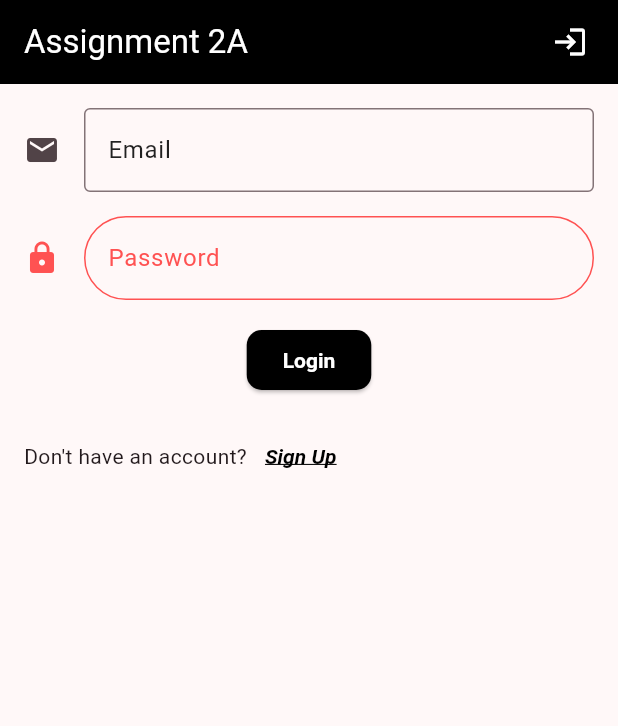
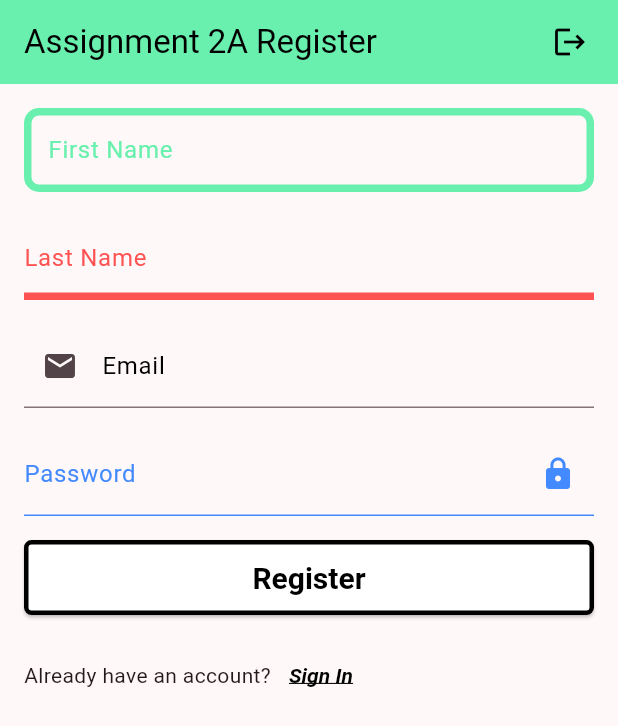
Before and after one commit to sulmanweb/flutter_assignment_2_a, a Flutter app: the screen it shows after launch, after a tap on "Sign Up", on a phone screen of 412 x 824 dp. Shown: the top 726 px of the screen. Run offline on Flutter 3.47's test engine with Material 2 defaults, Android fonts, the phone set to English and light mode, and no system bars.

Commit message:
Adding register screen and finalizing the assignment

```diff
--- a/lib/Screens/login.dart
+++ b/lib/Screens/login.dart
@@ -1,3 +1,4 @@
+import 'package:assignment_2_a/Screens/register.dart';
 import 'package:flutter/material.dart';
 
 class Login extends StatefulWidget {
@@ -13,15 +14,23 @@ class _LoginState extends State<Login> {
     return Scaffold(
       appBar: AppBar(
         title: const Text(
-          'Assignment 2A',
+          'Assignment 2A Login',
           style: TextStyle(color: Colors.white),
         ),
         backgroundColor: Colors.black,
+        automaticallyImplyLeading: false,
         actions: [
           Padding(
             padding: const EdgeInsets.all(8.0),
             child: IconButton(
-              onPressed: () {},
+              onPressed: () {
+                Navigator.push(
+                  context,
+                  MaterialPageRoute(
+                    builder: (context) => const Register(),
+                  ),
+                );
+              },
               icon: const Icon(Icons.login, color: Colors.white),
             ),
           ),
@@ -30,15 +39,17 @@ class _LoginState extends State<Login> {
       body: SingleChildScrollView(
         child: Padding(
           padding: const EdgeInsets.all(16.0),
-          child: Column(children: [
+          child: Column(
+            children: [
               // Email
               TextFormField(
+                cursorColor: Colors.black87,
                 decoration: const InputDecoration(
                   icon: Icon(Icons.email),
                   labelText: 'Email',
                   labelStyle: TextStyle(color: Colors.black87),
                   hintText: 'Enter your email',
-                border: OutlineInputBorder(
+                  enabledBorder: OutlineInputBorder(
                     borderSide: BorderSide(color: Colors.black87),
                   ),
                   focusedBorder: OutlineInputBorder(
@@ -57,6 +68,7 @@ class _LoginState extends State<Login> {
                   labelText: 'Password',
                   labelStyle: TextStyle(color: Colors.redAccent),
                   hintText: 'Enter your password',
+                  hintStyle: TextStyle(color: Colors.redAccent),
                   enabledBorder: OutlineInputBorder(
                     borderRadius: BorderRadius.all(Radius.circular(100)),
                     borderSide: BorderSide(color: Colors.redAccent),
@@ -89,7 +101,14 @@ class _LoginState extends State<Login> {
                 children: [
                   const Text("Don't have an account?"),
                   TextButton(
-                  onPressed: () {},
+                    onPressed: () {
+                      Navigator.push(
+                        context,
+                        MaterialPageRoute(
+                          builder: (context) => const Register(),
+                        ),
+                      );
+                    },
                     style: TextButton.styleFrom(
                       foregroundColor: Colors.black,
                       textStyle: const TextStyle(
@@ -103,7 +122,8 @@ class _LoginState extends State<Login> {
                 ],
               )
               // --Don't have an account
-          ]),
+            ],
+          ),
         ),
       ),
     );
--- /dev/null
+++ b/lib/Screens/register.dart
@@ -0,0 +1,192 @@
+import 'package:assignment_2_a/Screens/login.dart';
+import 'package:flutter/material.dart';
+
+class Register extends StatefulWidget {
+  const Register({super.key});
+
+  @override
+  State<Register> createState() => _RegisterState();
+}
+
+class _RegisterState extends State<Register> {
+  @override
+  Widget build(BuildContext context) {
+    return Scaffold(
+      appBar: AppBar(
+        title: const Text(
+          'Assignment 2A Register',
+          style: TextStyle(color: Colors.black),
+        ),
+        backgroundColor: Colors.greenAccent,
+        automaticallyImplyLeading: false,
+        actions: [
+          Padding(
+            padding: const EdgeInsets.all(8.0),
+            child: IconButton(
+              onPressed: () {
+                Navigator.push(
+                  context,
+                  MaterialPageRoute(
+                    builder: (context) => const Login(),
+                  ),
+                );
+              },
+              icon: const Icon(Icons.logout, color: Colors.black),
+            ),
+          ),
+        ],
+      ),
+      body: SingleChildScrollView(
+        child: Padding(
+          padding: const EdgeInsets.all(16.0),
+          child: Column(
+            children: [
+              // First Name
+              TextFormField(
+                style: const TextStyle(color: Colors.greenAccent),
+                cursorColor: Colors.greenAccent,
+                decoration: const InputDecoration(
+                  labelText: 'First Name',
+                  labelStyle: TextStyle(color: Colors.greenAccent),
+                  hintText: 'Enter your first name',
+                  hintStyle: TextStyle(color: Colors.greenAccent),
+                  enabledBorder: OutlineInputBorder(
+                    borderRadius: BorderRadius.all(Radius.circular(10.0)),
+                    borderSide: BorderSide(
+                      width: 5.0,
+                      color: Colors.greenAccent,
+                    ),
+                  ),
+                  focusedBorder: OutlineInputBorder(
+                    borderRadius: BorderRadius.all(Radius.circular(10.0)),
+                    borderSide: BorderSide(
+                      width: 5.0,
+                      color: Colors.greenAccent,
+                    ),
+                  ),
+                ),
+              ),
+              // --First Name
+              const SizedBox(height: 16),
+              // Last Name
+              TextFormField(
+                style: const TextStyle(color: Colors.redAccent),
+                cursorColor: Colors.redAccent,
+                decoration: const InputDecoration(
+                  labelText: 'Last Name',
+                  labelStyle: TextStyle(color: Colors.redAccent),
+                  hintText: 'Enter your last name',
+                  hintStyle: TextStyle(color: Colors.redAccent),
+                  enabledBorder: UnderlineInputBorder(
+                    borderSide: BorderSide(
+                      width: 5,
+                      color: Colors.redAccent,
+                    ),
+                  ),
+                  focusedBorder: UnderlineInputBorder(
+                    borderSide: BorderSide(
+                      width: 5,
+                      color: Colors.redAccent,
+                    ),
+                  ),
+                ),
+              ),
+              // --Last Name
+              const SizedBox(height: 16.0),
+              // Email
+              TextFormField(
+                cursorColor: Colors.black,
+                decoration: const InputDecoration(
+                  labelText: 'Email',
+                  labelStyle: TextStyle(color: Colors.black),
+                  hintText: 'Enter your email',
+                  prefixIcon: Icon(Icons.email),
+                  focusedBorder: UnderlineInputBorder(
+                    borderSide: BorderSide(color: Colors.black),
+                  ),
+                ),
+              ),
+              // --Email
+              const SizedBox(height: 16.0),
+              // Password
+              TextFormField(
+                obscureText: true,
+                obscuringCharacter: 'X',
+                cursorColor: Colors.blueAccent,
+                style: const TextStyle(color: Colors.blueAccent),
+                decoration: const InputDecoration(
+                  labelText: 'Password',
+                  labelStyle: TextStyle(color: Colors.blueAccent),
+                  hintText: 'Enter your password',
+                  hintStyle: TextStyle(color: Colors.blueAccent),
+                  suffixIcon: Icon(
+                    Icons.lock,
+                    color: Colors.blueAccent,
+                  ),
+                  enabledBorder: UnderlineInputBorder(
+                    borderSide: BorderSide(color: Colors.blueAccent),
+                  ),
+                  focusedBorder: OutlineInputBorder(
+                    borderSide: BorderSide(color: Colors.blueAccent),
+                    borderRadius: BorderRadius.all(Radius.zero),
+                  ),
+                ),
+              ),
+              // --Password
+              const SizedBox(height: 16.0),
+              // Register Button
+              ElevatedButton(
+                onPressed: () {},
+                style: ElevatedButton.styleFrom(
+                  backgroundColor: Colors.white,
+                  foregroundColor: Colors.black,
+                  textStyle: const TextStyle(
+                    fontWeight: FontWeight.bold,
+                    fontSize: 20,
+                  ),
+                  minimumSize: const Size(double.infinity, 50.0),
+                  shape: RoundedRectangleBorder(
+                    borderRadius: BorderRadius.circular(5),
+                    side: const BorderSide(
+                      width: 3,
+                      color: Colors.black,
+                    ),
+                  ),
+                ),
+                child: const Text('Register'),
+              ),
+              // --Register Button
+              const SizedBox(height: 16.0),
+              // Already have an account
+              Row(
+                children: [
+                  const Text("Already have an account?"),
+                  TextButton(
+                    onPressed: () {
+                      Navigator.push(
+                        context,
+                        MaterialPageRoute(
+                          builder: (context) => const Login(),
+                        ),
+                      );
+                    },
+                    style: TextButton.styleFrom(
+                      foregroundColor: Colors.black,
+                      textStyle: const TextStyle(
+                        fontWeight: FontWeight.bold,
+                        fontStyle: FontStyle.italic,
+                        decoration: TextDecoration.underline,
+                      ),
+                    ),
+                    child: const Text('Sign In'),
+                  ),
+                ],
+              ),
+              // --Already have an account
+            ],
+          ),
+        ),
+      ),
+    );
+  }
+}
```
Lines whose indentation alone changed are shown as unchanged.
